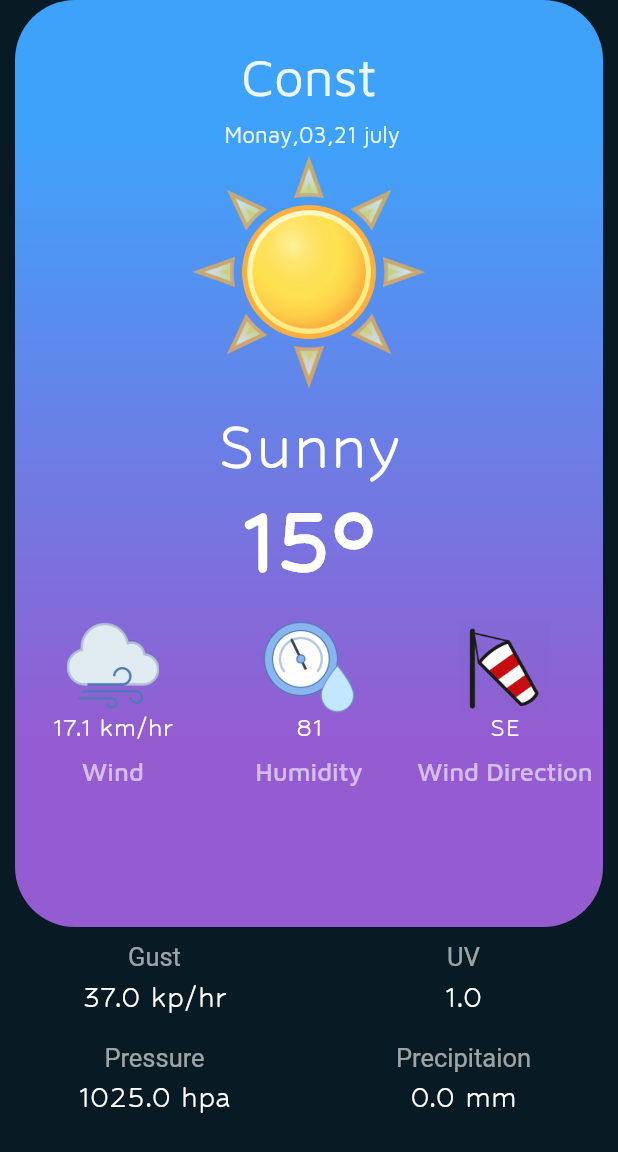
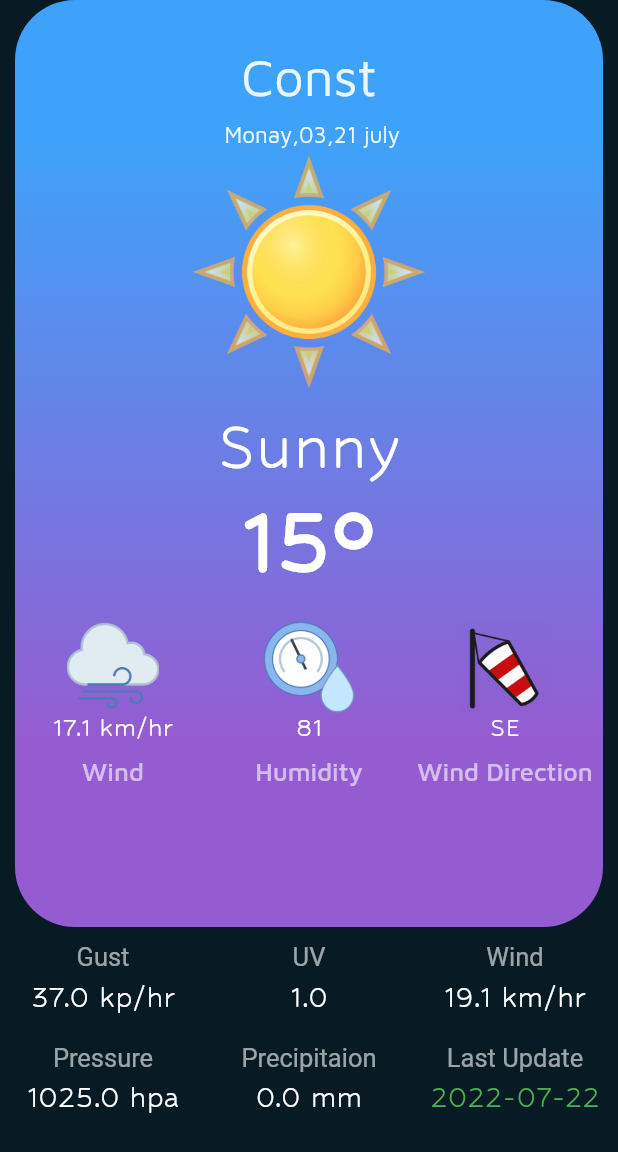
Before and after one commit to Akhil-ps-dev/Agro-Weather-app, a Flutter app: the screen it shows after launch, on a phone screen of 412 x 824 dp. Shown: the top 1152 px of the screen. Run offline on Flutter 3.47's test engine with Material 2 defaults, Android fonts, the phone set to English and light mode, and no system bars; Roboto replaces fonts that are missing (MavnePro).

Commit message:
ui completd

```diff
--- a/lib/home_page.dart
+++ b/lib/home_page.dart
@@ -270,6 +270,52 @@ class MyHomePage extends StatelessWidget {
                     ),
                   ],
                 ),
+              ),
+              //! 3rd expanded
+              Expanded(
+                child: Column(
+                  children: [
+                    Text(
+                      'Wind',
+                      style: TextStyle(
+                          color: Colors.white.withOpacity(0.6),
+                          fontFamily: 'MavnePro',
+                          fontSize: 17),
+                    ),
+                    const SizedBox(
+                      height: 5,
+                    ),
+                    Text(
+                      '19.1 km/hr',
+                      style: TextStyle(
+                          color: Colors.white,
+                          fontFamily: 'Hubballi',
+                          fontSize: 23),
+                    ),
+
+                    //!2
+                    const SizedBox(
+                      height: 20,
+                    ),
+                    Text(
+                      'Last Update',
+                      style: TextStyle(
+                          color: Colors.white.withOpacity(0.6),
+                          fontFamily: 'MavnePro',
+                          fontSize: 17),
+                    ),
+                    const SizedBox(
+                      height: 5,
+                    ),
+                    Text(
+                      '2022-07-22',
+                      style: TextStyle(
+                          color: Colors.green,
+                          fontFamily: 'Hubballi',
+                          fontSize: 23),
+                    ),
+                  ],
+                ),
               )
             ],
           )
```
